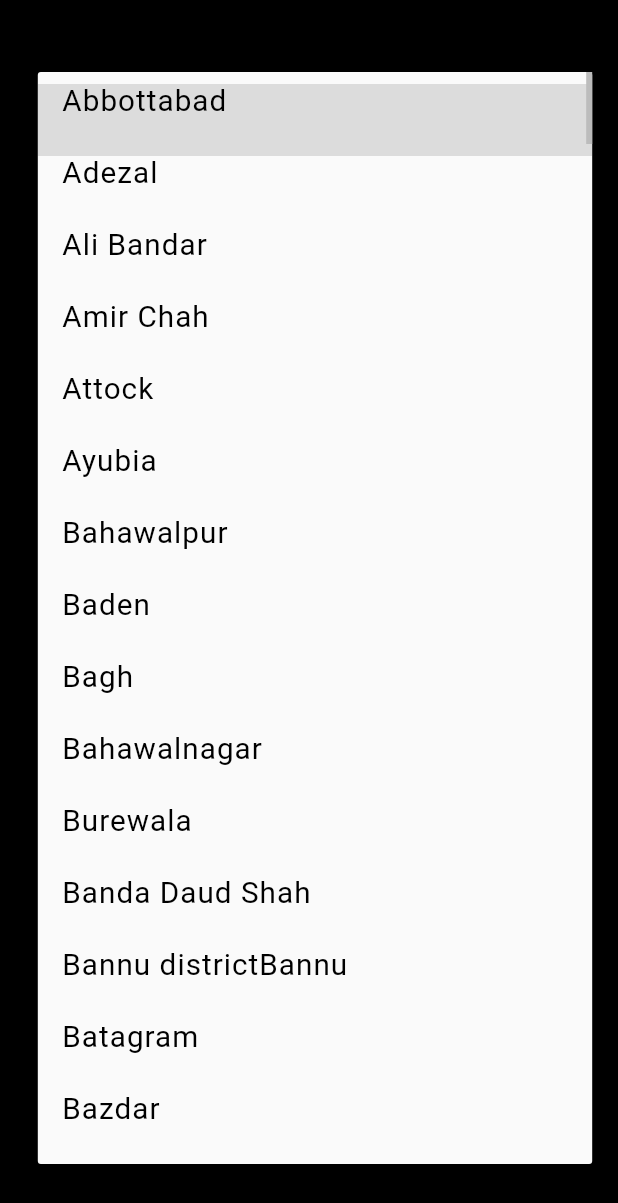
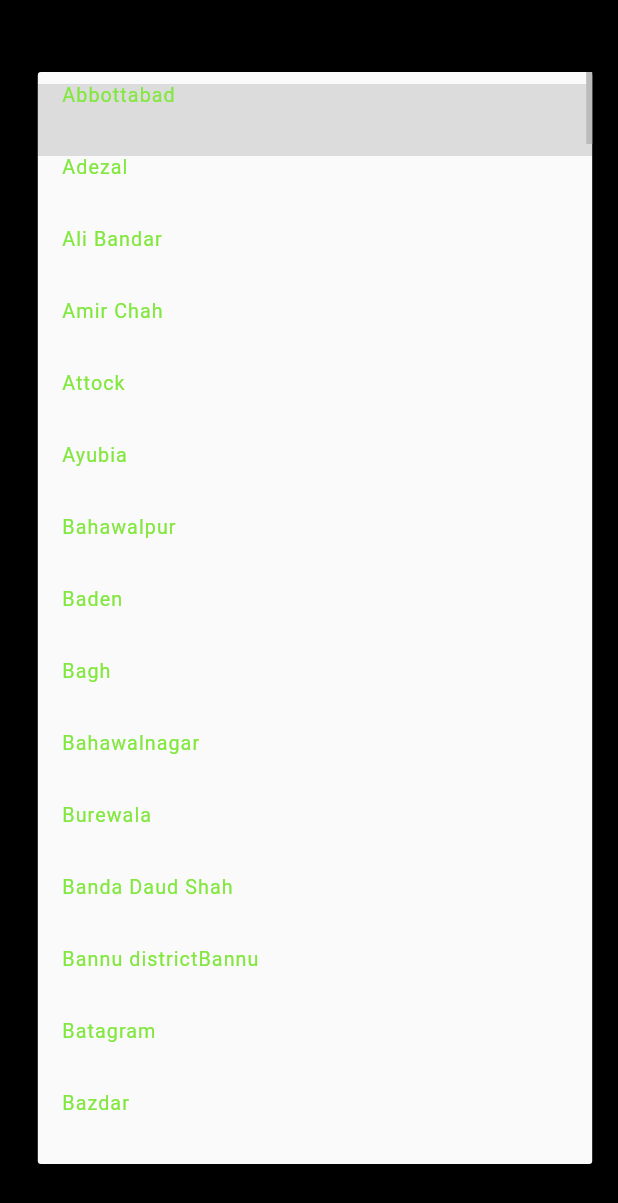
Before and after one commit to jai1101/playeon_app, a Flutter app: the SignupScreen screen opened directly, after a tap on "Choose Your City", on a phone screen of 412 x 824 dp. Shown: the top 1203 px of the screen. Run offline on Flutter 3.47's test engine with Material 2 defaults, Android fonts, the phone set to English and light mode, and no system bars; our stand-ins replace fluttertoast; missing offline and left inert: flutter_toast_message; Roboto replaces fonts that are missing (Inter-Bold, Inter-Medium).

Commit message:
psuh sign up code but 404 error occurs

```diff
--- a/lib/auth/SignupScreen.dart
+++ b/lib/auth/SignupScreen.dart
@@ -24,154 +24,7 @@ class SignupScreen extends StatefulWidget {
 
 class _SignupScreenState extends State<SignupScreen> {
   bool isValid = false;
-  @override
-  TextEditingController nameController = TextEditingController();
-  TextEditingController usernameController = TextEditingController();
-  TextEditingController emailController = TextEditingController();
-  TextEditingController passwordController = TextEditingController();
-  TextEditingController numberController = TextEditingController();
-  TextEditingController cityController = TextEditingController();
-  TextEditingController codeController = TextEditingController();
-  validate() {
-    if (nameController.text.isNotEmpty) {
-      if (emailController.text.isNotEmpty) {
-        if (usernameController.text.isNotEmpty) {
-          if (passwordController.text.isNotEmpty) {
-            if (numberController.text.isNotEmpty) {
-              if (cityController.text.isNotEmpty) {
-                if (codeController.text.isNotEmpty) {
-                  isValid = true;
-                } else {
-                  Fluttertoast.showToast(
-                      msg: "Plase Select Code",
-                      toastLength: Toast.LENGTH_SHORT);
-                }
-              } else {
-                Fluttertoast.showToast(
-                    msg: "Plase Select City", toastLength: Toast.LENGTH_SHORT);
-              }
-            } else {
-              Fluttertoast.showToast(
-                  msg: "Plase Enter Phone Number",
-                  toastLength: Toast.LENGTH_SHORT);
-            }
-          } else {
-            Fluttertoast.showToast(
-                msg: "Plase Enter password",
-                toastLength: Toast.LENGTH_SHORT); //password
-          }
-        } else {
-          Fluttertoast.showToast(
-              msg: "Plase enter Email", toastLength: Toast.LENGTH_SHORT);
-        }
-      } else {
-        Fluttertoast.showToast(
-            msg: "Plase Username Code", toastLength: Toast.LENGTH_SHORT);
-      }
-    } else {
-      Fluttertoast.showToast(
-          msg: "Plase Enter name", toastLength: Toast.LENGTH_SHORT);
-    }
-    return isValid;
-  }
-
-  userCreate() async {
-    if(validate()){
-      UserModel user=UserModel(
-        name:nameController.text,
-         username:usernameController.text,
-        email : emailController.text,
-         password: passwordController.text,
-         phone :numberController.text,
-         country:cityController.text,
-      );
-     var response = await ApiController();
-
-    }
-  }
-
-  @override
-  Widget build(BuildContext context) {
-    var size = MediaQuery.of(context).size;
-    return Scaffold(
-      body: SafeArea(
-        child: SingleChildScrollView(
-          child: Container(
-            color: primaryColorB,
-            height: size.height,
-            child: Column(children: [
-              Padding(
-                padding: EdgeInsets.symmetric(
-                    vertical: size.height * 0.08, horizontal: size.width * 0.1),
-                child: Column(
-                  mainAxisSize: MainAxisSize.max,
-                  crossAxisAlignment: CrossAxisAlignment.start,
-                  mainAxisAlignment: MainAxisAlignment.center,
-                  children: [
-                    VariableText(
-                      text: "Welcome!",
-                      fontsize: size.height * 0.040,
-                      fontFamily: fontBold,
-                      weight: FontWeight.w700,
-                    ),
-                    SizedBox(
-                      height: 3,
-                    ),
-                    VariableText(
-                      text: "It only takes a minute",
-                      fontsize: size.height * 0.016,
-                      fontFamily: fontMedium,
-                      weight: FontWeight.w500,
-                      max_lines: 2,
-                    ),
-
-                    //!Name
-                    SizedBox(
-                      height: size.height * 0.01,
-                    ),
-                    CustomTextField(
-                      cont: nameController,
-                      hintTxt: "Name",
-                    ),
-
-                    //!UserName
-                    SizedBox(
-                      height: size.height * 0.01,
-                    ),
-                    CustomTextField(
-                      cont: usernameController,
-                      hintTxt: "Username",
-                    ),
-                    //!User Email
-                    SizedBox(
-                      height: size.height * 0.01,
-                    ),
-                    CustomTextField(
-                      cont: emailController,
-                      hintTxt: "Email",
-                    ),
-
-                    //!User Password
-                    SizedBox(
-                      height: size.height * 0.01,
-                    ),
-
-                    CustomPasswordField(
-                      cont: passwordController,
-                      hintTxt: "Password",
-                    ),
-                    //!User Number
-                    SizedBox(
-                      height: size.height * 0.01,
-                    ),
-                    CustomTextField(
-                      cont: nameController,
-                      hintTxt: "Number",
-                      inputType: TextInputType.number,
-                    ),
-                    CustomDropDown(
-                      hintTxt: "Choose Your City",
-                      list: [
+  List<String> citiesList = [
     "Abbottabad",
     "Adezal",
     "Ali Bandar",
@@ -424,8 +277,220 @@ class _SignupScreenState extends State<SignupScreen> {
     "Yakmach",
     "Zhob",
     "other"
+  ];
+  TextEditingController nameController = TextEditingController();
+  TextEditingController usernameController = TextEditingController();
+  TextEditingController emailController = TextEditingController();
+  TextEditingController passwordController = TextEditingController();
+  TextEditingController numberController = TextEditingController();
+
+  TextEditingController codeController = TextEditingController();
+  String? cityController;
+  validate() {
+    if (nameController.text.isNotEmpty) {
+      if (emailController.text.isNotEmpty) {
+        if (usernameController.text.isNotEmpty) {
+          if (passwordController.text.isNotEmpty) {
+            if (numberController.text.isNotEmpty) {
+              if (cityController!.isNotEmpty) {
+                if (codeController.text.isNotEmpty) {
+                  isValid = true;
+                } else {
+                  Fluttertoast.showToast(
+                      msg: "Plase Select Code",
+                      toastLength: Toast.LENGTH_SHORT);
+                }
+              } else {
+                Fluttertoast.showToast(
+                    msg: "Plase Select City", toastLength: Toast.LENGTH_SHORT);
+              }
+            } else {
+              Fluttertoast.showToast(
+                  msg: "Plase Enter Phone Number",
+                  toastLength: Toast.LENGTH_SHORT);
+            }
+          } else {
+            Fluttertoast.showToast(
+                msg: "Plase Enter password",
+                toastLength: Toast.LENGTH_SHORT); //password
+          }
+        } else {
+          Fluttertoast.showToast(
+              msg: "Plase enter Email", toastLength: Toast.LENGTH_SHORT);
+        }
+      } else {
+        Fluttertoast.showToast(
+            msg: "Plase Username Code", toastLength: Toast.LENGTH_SHORT);
+      }
+    } else {
+      Fluttertoast.showToast(
+          msg: "Plase Enter name", toastLength: Toast.LENGTH_SHORT);
+    }
+    return isValid;
+  }
+
+  userCreate() async {
+    if (validate()) {
+      UserModel user = UserModel(
+        name: nameController.text,
+        username: usernameController.text,
+        email: emailController.text,
+        password: passwordController.text,
+        phone: numberController.text,
+        country: cityController,
+      );
+      print("User $user");
+      var response = await ApiController().trailUserCreate(user);
+      print(response);
+      if (response is Map) {
+        if (response['status']) {
+          // UserModel userDetails = UserModel.fromJson(response['data']);
+        } else {
+          Fluttertoast.showToast(
+              msg: response['msg'], toastLength: Toast.LENGTH_SHORT);
+        }
+      } else {
+        Fluttertoast.showToast(msg: response, toastLength: Toast.LENGTH_SHORT);
+      }
+    }
+  }
+
+  @override
+  Widget build(BuildContext context) {
+    var size = MediaQuery.of(context).size;
+    return Scaffold(
+      body: SafeArea(
+        child: SingleChildScrollView(
+          child: Container(
+            color: primaryColorB,
+            height: size.height,
+            child: Column(children: [
+              Padding(
+                padding: EdgeInsets.symmetric(
+                    vertical: size.height * 0.08, horizontal: size.width * 0.1),
+                child: Column(
+                  mainAxisSize: MainAxisSize.max,
+                  crossAxisAlignment: CrossAxisAlignment.start,
+                  mainAxisAlignment: MainAxisAlignment.center,
+                  children: [
+                    VariableText(
+                      text: "Welcome!",
+                      fontsize: size.height * 0.040,
+                      fontFamily: fontBold,
+                      weight: FontWeight.w700,
+                    ),
+                    SizedBox(
+                      height: 3,
+                    ),
+                    VariableText(
+                      text: "It only takes a minute",
+                      fontsize: size.height * 0.016,
+                      fontFamily: fontMedium,
+                      weight: FontWeight.w500,
+                      max_lines: 2,
+                    ),
+
+                    //!Name
+                    SizedBox(
+                      height: size.height * 0.01,
+                    ),
+                    CustomTextField(
+                      cont: nameController,
+                      hintTxt: "Name",
+                    ),
+
+                    //!UserName
+                    SizedBox(
+                      height: size.height * 0.01,
+                    ),
+                    CustomTextField(
+                      cont: usernameController,
+                      hintTxt: "Username",
+                    ),
+                    //!User Email
+                    SizedBox(
+                      height: size.height * 0.01,
+                    ),
+                    CustomTextField(
+                      cont: emailController,
+                      hintTxt: "Email",
+                    ),
+
+                    //!User Password
+                    SizedBox(
+                      height: size.height * 0.01,
+                    ),
+
+                    CustomPasswordField(
+                      cont: passwordController,
+                      hintTxt: "Password",
+                    ),
+                    //!User Number
+                    SizedBox(
+                      height: size.height * 0.01,
+                    ),
+                    CustomTextField(
+                      cont: numberController,
+                      hintTxt: "Number",
+                      inputType: TextInputType.number,
+                    ),
+                    Container(
+                        // color: Colors.black ,
+                        child: InputDecorator(
+                            decoration: InputDecoration(
+                              focusedBorder: OutlineInputBorder(
+                                borderRadius: BorderRadius.circular(5),
+                              ),
+                            ),
+                            child: DropdownButtonHideUnderline(
+                                child: DropdownButton<String>(
+                                    hint: Padding(
+                                      padding: const EdgeInsets.only(left: 2.0),
+                                      child: StreamBuilder<Object>(
+                                          stream: null,
+                                          builder: (context, snapshot) {
+                                            return VariableText(
+                                              text: "Choose Your City",
+                                              fontFamily: fontMedium,
+                                              fontcolor: textColorH,
+                                              fontsize: size.height * 0.016,
+                                            );
+                                          }),
+                                    ),
+                                    value: cityController,
+                                    isExpanded: true,
+                                    onTap: () {
+                                      FocusScope.of(context).unfocus();
+                                    },
+                                    onChanged: (String? value) {
+                                      {
+                                        setState(() {
+                                          cityController = value;
+                                        });
+                                      }
+                                    },
+                                    style: TextStyle(
+                                        fontSize: size.height * 0.016,
+                                        color: textColorH),
+                                    items: citiesList
+                                        .map<DropdownMenuItem<String>>(
+                                            (String item) {
+                                      return DropdownMenuItem<String>(
+                                        value: item,
+                                        child: Column(
+                                          crossAxisAlignment:
+                                              CrossAxisAlignment.start,
+                                          children: [
+                                            VariableText(
+                                              text: item,
+                                              fontsize: size.height * 0.016,
+                                              fontcolor: primaryColor1,
+                                              fontFamily: fontMedium,
+                                            ),
                                           ],
                                         ),
+                                      );
+                                    }).toList())))),
 
                     //!User Refereal Code
                     CustomTextField(
@@ -446,10 +511,11 @@ class _SignupScreenState extends State<SignupScreen> {
                       txtColor: Colors.white,
                       fontSize: 20,
                       onTap: () {
-                        Navigator.push(
-                            context,
-                            SwipeLeftAnimationRoute(
-                                milliseconds: 200, widget: SignupScreen2()));
+                        userCreate();
+                        // Navigator.push(
+                        //     context,
+                        //     SwipeLeftAnimationRoute(
+                        //         milliseconds: 200, widget: SignupScreen2()));
                       },
                     ),
                   ],
--- a/lib/widgets/common.dart
+++ b/lib/widgets/common.dart
@@ -311,79 +311,21 @@ class _CustomPasswordFieldState extends State<CustomPasswordField> {
   }
 }
 
-class CustomDropDown extends StatefulWidget {
-  String hintTxt;
-  String? selectedTxt;
-  List<String> list;
-  CustomDropDown(
-      {Key? key, required this.hintTxt, this.selectedTxt, required this.list})
-      : super(key: key);
+// class CustomDropDown extends StatefulWidget {
+//   String hintTxt;
+//   String? selectedTxt;
+//   List<String> list;
+//   CustomDropDown(
+//       {Key? key, required this.hintTxt, this.selectedTxt, required this.list})
+//       : super(key: key);
 
-  @override
-  State<CustomDropDown> createState() => _CustomDropDownState();
-}
+//   @override
+//   State<CustomDropDown> createState() => _CustomDropDownState();
+// }
 
-class _CustomDropDownState extends State<CustomDropDown> {
-  @override
-  Widget build(BuildContext context) {
-    var size = MediaQuery.of(context).size;
-    return Container(
-        // color: Colors.black ,
-        child: InputDecorator(
-            decoration: InputDecoration(
-              focusedBorder: OutlineInputBorder(
-                borderRadius: BorderRadius.circular(5),
-              ),
-            ),
-            child: DropdownButtonHideUnderline(
-                child: DropdownButton<String>(
-                    hint: Padding(
-                      padding: const EdgeInsets.only(left: 8.0),
-                      child: Column(
-                        children: [
-                          Row(
-                            children: [
-                              VariableText(
-                                text: widget.hintTxt,
-                                fontFamily: fontMedium,
-                                fontcolor: Colors.black,
-                                fontsize: size.height * 0.024,
-                              ),
-                            ],
-                          ),
-                        ],
-                      ),
-                    ),
-                    value: widget.selectedTxt,
-                    isExpanded: true,
-                    onTap: () {
-                      FocusScope.of(context).unfocus();
-                    },
-                    onChanged: (String? value) {
-                      {
-                        setState(() {
-                          widget.selectedTxt = value;
-                        });
-                      }
-                    },
-                    style: TextStyle(
-                        fontSize: size.height * 0.024, color: Colors.black),
-                    items: widget.list
-                        .map<DropdownMenuItem<String>>((String item) {
-                      return DropdownMenuItem<String>(
-                        value: item,
-                        child: Column(
-                          crossAxisAlignment: CrossAxisAlignment.start,
-                          children: [
-                            VariableText(
-                              text: item,
-                              fontsize: size.height * 0.024,
-                              fontcolor: Colors.black,
-                              fontFamily: fontMedium,
-                            ),
-                          ],
-                        ),
-                      );
-                    }).toList()))));
-  }
-}
+// class _CustomDropDownState extends State<CustomDropDown> {
+//   @override
+//   Widget build(BuildContext context) {
+//     var size = MediaQuery.of(context).size;
+//     return   }
+// }
```
Also changed, not shown: lib/auth/api_controller.dart (+26 -22 lines). Lines whose indentation alone changed are shown as unchanged.
